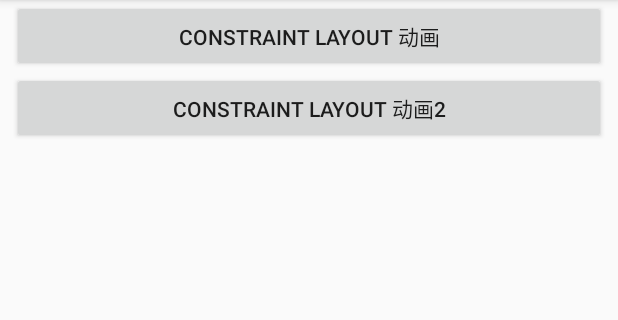
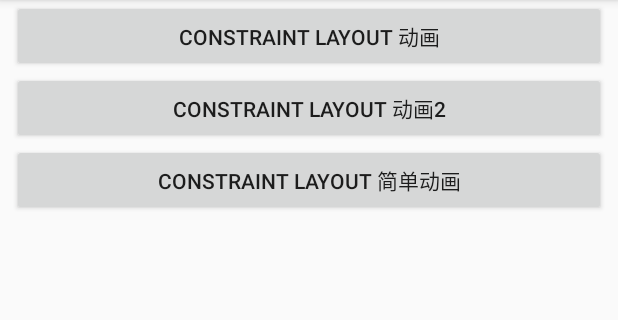
Before and after one commit to 410063005/cmdemo, an Android app: the screen it shows after launch (MainActivity), on a phone screen of 412 x 824 dp, the part 84-404 px from its top. Run offline under Robolectric (Android 15) with nearby library versions, the phone set to English and light mode, and no system bars.

Commit message:
Add - a very simple ConstraintLayout animation

```diff
--- a/app/src/main/AndroidManifest.xml
+++ b/app/src/main/AndroidManifest.xml
@@ -18,6 +18,7 @@
         </activity>
         <activity android:name=".layout.ClAnimationActivity" android:label="ConstraintLayout动画"/>
         <activity android:name=".layout.ClAnimationActivity2" />
+        <activity android:name=".layout.ClAnimationSimpleActivity" />
     </application>
 
 </manifest>
--- a/app/src/main/java/com/sunmoonblog/cmdemo/MainActivity.kt
+++ b/app/src/main/java/com/sunmoonblog/cmdemo/MainActivity.kt
@@ -5,12 +5,17 @@ import android.support.v7.app.AppCompatActivity
 import android.view.View
 import com.sunmoonblog.cmdemo.layout.ClAnimationActivity
 import com.sunmoonblog.cmdemo.layout.ClAnimationActivity2
+import com.sunmoonblog.cmdemo.layout.ClAnimationSimpleActivity
 
 class MainActivity : AppCompatActivity() {
 
     override fun onCreate(savedInstanceState: Bundle?) {
         super.onCreate(savedInstanceState)
         setContentView(R.layout.activity_main)
+    }
+
+    fun clAnimationSimple(view: View) {
+        ClAnimationSimpleActivity.launchActivity(this)
     }
 
     fun clAnimation(view : View) {
--- a/app/src/main/res/layout/content_main.xml
+++ b/app/src/main/res/layout/content_main.xml
@@ -31,4 +31,17 @@
         app:layout_constraintStart_toStartOf="parent"
         app:layout_constraintTop_toBottomOf="@+id/button"
         tools:layout_editor_absoluteY="16dp" />
+
+    <Button
+        android:onClick="clAnimationSimple"
+        android:id="@+id/button3"
+        android:layout_width="0dp"
+        android:layout_height="wrap_content"
+        android:layout_marginStart="8dp"
+        android:layout_marginEnd="8dp"
+        android:text="constraint layout 简单动画"
+        app:layout_constraintEnd_toEndOf="parent"
+        app:layout_constraintStart_toStartOf="parent"
+        app:layout_constraintTop_toBottomOf="@+id/button2"
+        tools:layout_editor_absoluteY="16dp" />
 </android.support.constraint.ConstraintLayout>
```
Also changed, not shown: app/src/main/java/com/sunmoonblog/cmdemo/layout/ClAnimationSimpleActivity.kt (added, +53 -0 lines), app/src/main/res/layout/activity_cl_animation_simple.xml (added, +32 -0 lines).
